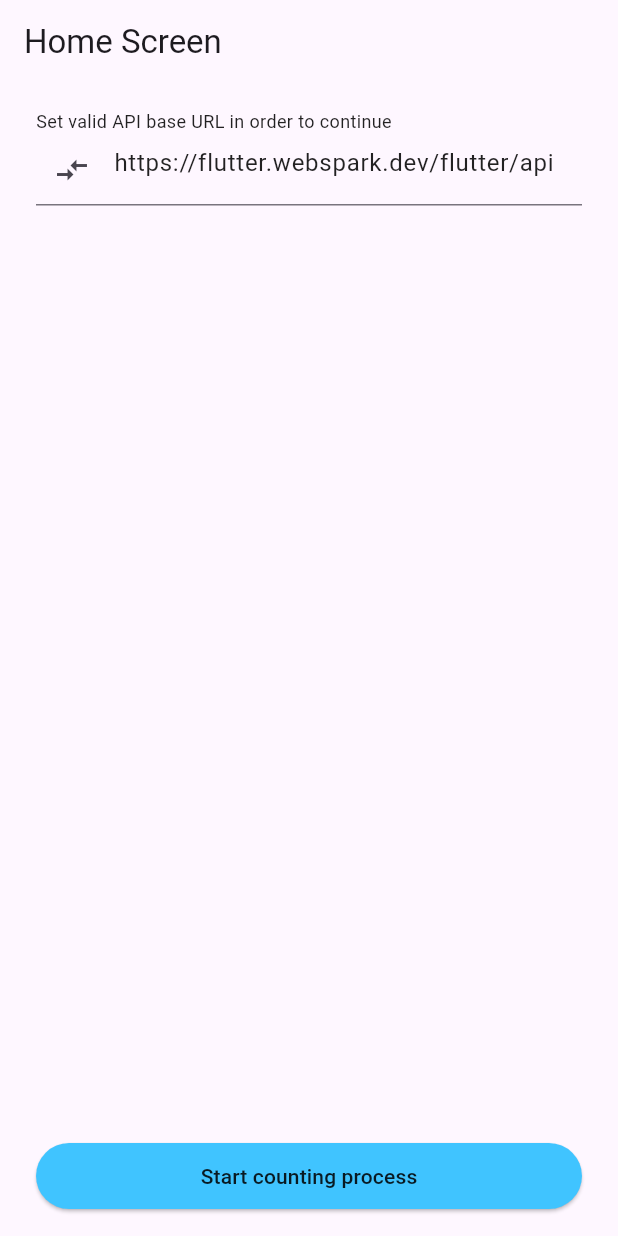
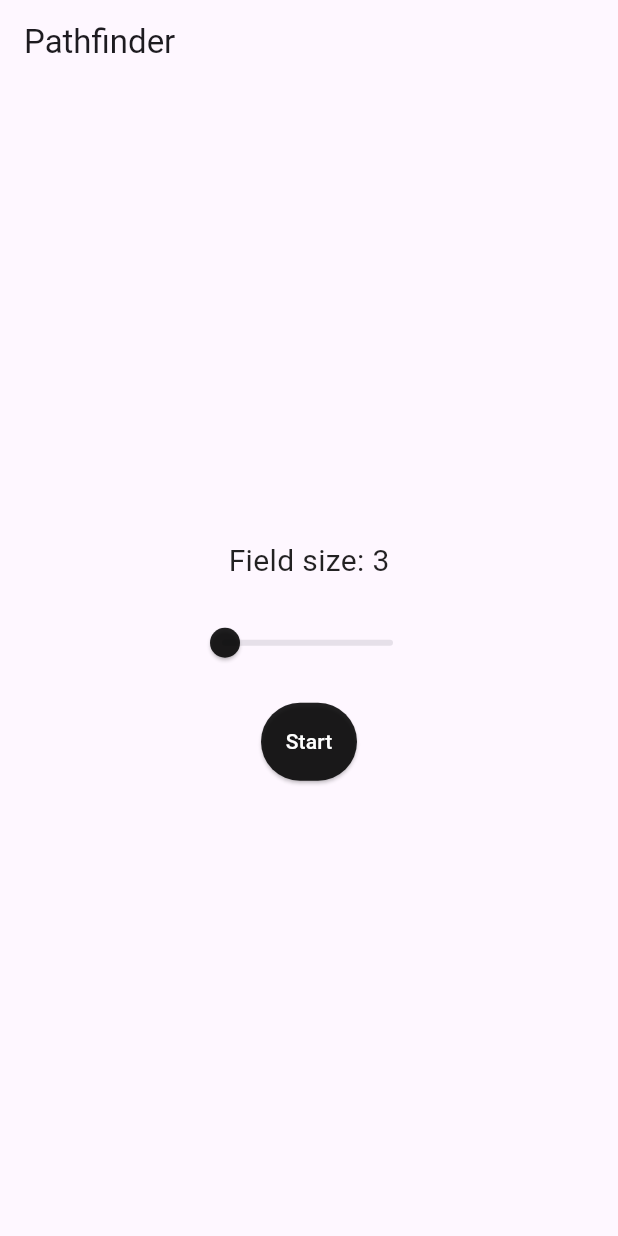
Before and after one commit to VergoEcho/webspark, a Flutter app: the screen it shows after launch, on a phone screen of 412 x 824 dp. Run offline on Flutter 3.47's test engine with Material 3 defaults, Android fonts, the phone set to English and light mode, and no system bars; our stand-ins replace dio, easy_localization, equatable, flutter_bloc, get_it, retrofit; generated files the repository leaves out were written again.

Commit message:
Local_card_builder

```diff
--- a/assets/locales/en.json
+++ b/assets/locales/en.json
@@ -1,8 +1,7 @@
 {
   "home_screen": {
-    "title": "Home Screen",
-    "url_label": "Set valid API base URL in order to continue",
-    "start_button": "Start counting process"
+    "title": "Home",
+    "start_button": "Start"
   },
   "process_screen": {
     "title": "Process Screen",
--- a/lib/config/colors.dart
+++ b/lib/config/colors.dart
@@ -1,7 +1,7 @@
 import 'package:flutter/material.dart';
 
 class SparkColors {
-  static const Color secondary = Colors.lightBlueAccent;
+  static const Color secondary = Colors.pink;
   static const Color primary = Colors.white;
   static const Color black = Colors.black87;
 }
--- a/lib/config/theme.dart
+++ b/lib/config/theme.dart
@@ -2,13 +2,23 @@ import 'package:flutter/material.dart';
 import 'package:webspark/config/colors.dart';
 
 theme() {
+  ThemeData theme = ThemeData();
   return ThemeData(
+    radioTheme: const RadioThemeData(
+      fillColor: WidgetStatePropertyAll(SparkColors.black),
+    ),
+      colorScheme: theme.colorScheme.copyWith(
+        secondary: SparkColors.black,
+      ),
+      sliderTheme: const SliderThemeData(
+        activeTrackColor: SparkColors.black,
+        thumbColor: SparkColors.black,
+      ),
       elevatedButtonTheme: ElevatedButtonThemeData(
         style: ElevatedButton.styleFrom(
-          foregroundColor: SparkColors.black,
-          backgroundColor: SparkColors.secondary,
-          minimumSize: const Size(double.infinity, 0),
-          padding: const EdgeInsets.symmetric(vertical: 12),
+          foregroundColor: SparkColors.primary,
+          backgroundColor: SparkColors.black,
+          padding: const EdgeInsets.symmetric(vertical: 16, horizontal: 12),
         ),
       ),
       textTheme: const TextTheme(
--- a/lib/features/pathfinder/domain/entities/task.dart
+++ b/lib/features/pathfinder/domain/entities/task.dart
@@ -1,6 +1,7 @@
+import 'package:equatable/equatable.dart';
 import 'package:webspark/features/pathfinder/domain/entities/cell.dart';
 
-class TaskEntity {
+class TaskEntity extends Equatable {
   final String id;
   final List<String> field;
   final CellEntity start;
@@ -12,4 +13,21 @@ class TaskEntity {
     required this.start,
     required this.end,
   });
+
+  TaskEntity copyWith({
+    String? id,
+    List<String>? field,
+    CellEntity? start,
+    CellEntity? end,
+  }) {
+    return TaskEntity(
+      id: id ?? this.id,
+      field: field ?? this.field,
+      start: start ?? this.start,
+      end: end ?? this.end,
+    );
+  }
+
+  @override
+  List<Object?> get props => [id, field, start, end];
 }
--- a/lib/features/pathfinder/presentation/cubit/task_cubit.dart
+++ b/lib/features/pathfinder/presentation/cubit/task_cubit.dart
@@ -1,44 +1,58 @@
 import 'package:equatable/equatable.dart';
 import 'package:flutter_bloc/flutter_bloc.dart';
-import 'package:webspark/core/resources/data_state.dart';
 import 'package:webspark/features/pathfinder/domain/entities/cell.dart';
 import 'package:webspark/features/pathfinder/domain/entities/task.dart';
-import 'package:webspark/features/pathfinder/domain/usecases/get_tasks.dart';
-import 'package:webspark/features/pathfinder/domain/usecases/send_results.dart';
 
 part 'task_state.dart';
 
 class TaskCubit extends Cubit<TaskState> {
-  TaskCubit(this._getTasksUseCase, this._sendResultsUseCase) : super(TaskInitial());
+  TaskCubit() : super(TaskInitial());
 
-  final GetTasksUseCase _getTasksUseCase;
-  final SendResultsUseCase _sendResultsUseCase;
+  Future<void> loadTask(TaskEntity task) async {
+    emit(TaskCorrectUrl(task: task));
+  }
 
-  Future<void> loadUrl(String url) async {
-    Uri? parsedUrl = Uri.tryParse(url);
-    if (parsedUrl == null) {
+  Future<void> banField(int x, int y) async {
+    if (CellEntity(x, y) == state.task?.end) return;
+    if (state.task?.start == CellEntity(x, y)) return;
+    String toggledChar = state.task!.field[y][x] == 'X' ? '.' : 'X';
+    TaskEntity updatedTask = state.task!;
+    updatedTask.field[y] =
+        updatedTask.field[y].replaceRange(x, x + 1, toggledChar);
+    emit(TaskCorrectUrl(task: updatedTask));
+  }
+
+  Future<void> startField(int x, int y) async {
+    if (state.task!.field[y][x] == 'X') return;
+    if (CellEntity(x, y) == state.task?.end) return;
     emit(
-        const TaskError(error: 'invalid url'),
+      TaskCorrectUrl(
+        task: state.task?.copyWith(
+          start: CellEntity(x, y),
+        ),
+      ),
     );
-      return;
   }
-    if (url != 'https://flutter.webspark.dev/flutter/api') {
+
+  Future<void> endField(int x, int y) async {
+    if (state.task!.field[y][x] == 'X') return;
+    if (state.task?.start == CellEntity(x, y)) return;
     emit(
-        const TaskError(error: 'url different from given in task'),
+      TaskCorrectUrl(
+        task: state.task?.copyWith(
+          end: CellEntity(x, y),
+        ),
+      ),
     );
-      return;
-    }
-    emit(TaskCorrectUrl(url: url));
   }
 
   Future<void> calcTasks() async {
-    emit(TaskCalcInProgress(0, url: state.url, tasks: const []));
-    final dataState = await _getTasksUseCase(params: state.url);
-    if (dataState is DataSuccess && dataState.data!.isNotEmpty) {
-      List<TaskEntity> tasks = dataState.data!;
+    // emit(TaskCalcInProgress(0, task: state.task, tasks: const []));
+
+    List<TaskEntity> tasks = [state.task!];
     List<Map<String, dynamic>> resultCells = [];
     for (int i = 0; i < tasks.length; i++) {
-        CellEntity resultCell = _calcTask(tasks[i]);
+      CellEntity resultCell = await _calcTask(tasks[i]);
       resultCells.add({
         'id': tasks[i].id,
         'result': {
@@ -46,26 +60,24 @@ class TaskCubit extends Cubit<TaskState> {
           'path': resultCell.road,
         }
       });
-        double progress = (i+1) / tasks.length;
-        emit(TaskCalcInProgress(progress, url: state.url, tasks: tasks));
+      double progress = (i + 1) / tasks.length;
+      // emit(TaskCalcInProgress(progress, task: state.task, tasks: tasks));
     }
-      emit(TaskCalcFinished(resultCells, url: state.url, tasks: tasks));
-    } else {
-      emit(TaskError(error: dataState.error!.message));
-    }
+    emit(TaskCalcFinished(resultCells, task: state.task, tasks: tasks));
   }
 
-  CellEntity _calcTask(TaskEntity task) {
+  Future<CellEntity> _calcTask(TaskEntity task) async {
     int limitX = task.field[0].length - 1;
     int limitY = task.field.length - 1;
     List<CellEntity> aliveList = [task.start];
     CellEntity end = task.end;
     List<CellEntity> bannedList = [];
+    List<CellEntity> startBannedList = [];
     for (int y = 0; y < task.field.length; y++) {
       String row = task.field[y];
       for (int x = 0; x < row.length; x++) {
         if (row[x] == 'X') {
-          bannedList.add(CellEntity(x, y));
+          startBannedList.add(CellEntity(x, y));
         }
       }
     }
@@ -73,7 +85,8 @@ class TaskCubit extends Cubit<TaskState> {
     while (true) {
       List<CellEntity> newGeneration = [];
       for (CellEntity cell in aliveList) {
-        newGeneration.addAll(cell.grow(bannedList, limitX, limitY));
+        newGeneration.addAll(
+            cell.grow([...bannedList, ...startBannedList], limitX, limitY));
         if (cell.x == end.x && cell.y == end.y) return cell;
       }
       //clean coordinate duplicates with longer path
@@ -88,13 +101,27 @@ class TaskCubit extends Cubit<TaskState> {
       bannedList.addAll(aliveList);
       // newGeneration gets older, and become new aliveList
       aliveList = newGeneration;
+      final newField = task.field;
+      for (CellEntity cell in aliveList) {
+        if (cell == task.start) continue;
+        if (cell == end) {
+          newField[cell.y] =
+              newField[cell.y].replaceRange(cell.x, cell.x + 1, '#');
+          continue;
         }
+        newField[cell.y] =
+            newField[cell.y].replaceRange(cell.x, cell.x + 1, '+');
       }
+      for (CellEntity cell in bannedList) {
+        newField[cell.y] =
+            newField[cell.y].replaceRange(cell.x, cell.x + 1, '-');
+      }
+      await Future.delayed(const Duration(milliseconds: 900));
 
-  Future<void> checkResults() async {
-    if (state is TaskCalcFinished) {
-      for (Map<String, dynamic> result in (state as TaskCalcFinished).results) {
-      _sendResultsUseCase(params: (state.url, result));
+      if (state is TaskCalcInProgress) {
+        emit(TaskCorrectUrl(task: task.copyWith(field: newField)));
+      } else {
+        emit(TaskCalcInProgress(task: task.copyWith(field: newField)));
       }
     }
   }
--- a/lib/features/pathfinder/presentation/cubit/task_state.dart
+++ b/lib/features/pathfinder/presentation/cubit/task_state.dart
@@ -1,46 +1,41 @@
 part of 'task_cubit.dart';
 
 abstract class TaskState extends Equatable {
-  final String url;
+  final TaskEntity? task;
   final String? error;
 
   const TaskState({
-    this.url = '',
+    this.task,
     this.error,
   });
 }
 
 class TaskInitial extends TaskState {
   @override
-  List<Object?> get props => [super.url, super.error];
+  List<Object?> get props => [super.task, super.error];
 }
 
 class TaskError extends TaskState {
   const TaskError({required super.error});
 
   @override
-  List<Object?> get props => [super.url, super.error];
+  List<Object?> get props => [super.task, super.error];
 }
 
 class TaskCorrectUrl extends TaskState {
-  const TaskCorrectUrl({required super.url});
+  const TaskCorrectUrl({required super.task});
 
   @override
-  List<Object?> get props => [super.url, super.error];
+  List<Object?> get props => [super.task, super.error];
 }
 
 class TaskCalcInProgress extends TaskState {
-  final double progress;
-  final List<TaskEntity> tasks;
-
-  const TaskCalcInProgress(
-    this.progress, {
-    required super.url,
-    required this.tasks,
+  const TaskCalcInProgress({
+    required super.task,
   });
 
   @override
-  List<Object?> get props => [progress, super.url, super.error, tasks];
+  List<Object?> get props => [super.task, super.error, ...super.task!.field];
 }
 
 class TaskCalcFinished extends TaskState {
@@ -49,10 +44,10 @@ class TaskCalcFinished extends TaskState {
 
   const TaskCalcFinished(
     this.results, {
-    required super.url,
+    required super.task,
     required this.tasks,
   });
 
   @override
-  List<Object?> get props => [results, super.url, super.error, tasks];
+  List<Object?> get props => [results, super.task, super.error, tasks];
 }
--- a/lib/features/pathfinder/presentation/screens/home_screen.dart
+++ b/lib/features/pathfinder/presentation/screens/home_screen.dart
@@ -1,10 +1,12 @@
 import 'package:easy_localization/easy_localization.dart';
 import 'package:flutter/material.dart';
 import 'package:flutter_bloc/flutter_bloc.dart';
+import 'package:webspark/features/pathfinder/domain/entities/cell.dart';
+import 'package:webspark/features/pathfinder/domain/entities/task.dart';
 import 'package:webspark/features/pathfinder/presentation/cubit/task_cubit.dart';
 import 'package:webspark/generated/locale_keys.g.dart';
 
-import 'process_screen.dart';
+import 'input_ban_screen.dart';
 
 class HomeScreen extends StatefulWidget {
   const HomeScreen({super.key});
@@ -16,29 +18,25 @@ class HomeScreen extends StatefulWidget {
 }
 
 class _HomeScreenState extends State<HomeScreen> {
-  late final TextEditingController urlController;
-
-  @override
-  void initState() {
-    urlController =
-        TextEditingController(text: 'https://flutter.webspark.dev/flutter/api');
-    super.initState();
-  }
-
-  @override
-  void dispose() {
-    urlController.dispose();
-    super.dispose();
-  }
+  int fieldSize = 3;
 
   void _startCounting(BuildContext context) async {
-    print('start');
     final cubit = context.read<TaskCubit>();
-    await cubit.loadUrl(urlController.text);
+    final row = '.' * fieldSize;
+    List<String> field = [];
+    for (int i = 0; i < fieldSize; i++) {
+      field.add(row);
+    }
+
+    await cubit.loadTask(TaskEntity(
+      id: '0',
+      field: field,
+      start: const CellEntity(0, 0),
+      end: const CellEntity(0, 0),
+    ));
     if (cubit.state is! TaskError && context.mounted) {
-      cubit.calcTasks();
-      print(cubit.state);
-      Navigator.of(context).pushNamed(ProcessScreen.route);
+      // cubit.calcTasks();
+      Navigator.of(context).pushNamed(InputBan.route);
     }
   }
 
@@ -46,34 +44,47 @@ class _HomeScreenState extends State<HomeScreen> {
   Widget build(BuildContext context) {
     return Scaffold(
       appBar: AppBar(
-        title: Text(
-          LocaleKeys.home_screen_title.tr(),
+        title: const Text(
+          'Pathfinder',
         ),
       ),
-      body: SafeArea(
-        child: Padding(
-          padding: const EdgeInsets.symmetric(horizontal: 24, vertical: 16),
-          child: Column(
-            crossAxisAlignment: CrossAxisAlignment.start,
+      body: Column(
+        mainAxisAlignment: MainAxisAlignment.center,
+        crossAxisAlignment: CrossAxisAlignment.center,
+        children: [
+          Text(
+            'Field size: $fieldSize',
+            style: const TextStyle(
+              fontSize: 20,
+            ),
+          ),
+          const SizedBox(height: 16),
+          Row(
+            mainAxisAlignment: MainAxisAlignment.center,
             children: [
-              Text(LocaleKeys.home_screen_url_label.tr()),
-              TextField(
-                controller: urlController,
-                decoration: const InputDecoration(
-                  hintText: 'https://flutter.webspark.dev/flutter/api',
-                  prefixIcon: Icon(Icons.compare_arrows_sharp),
+              SizedBox(
+                width: 160,
+                child: Slider(
+                  value: fieldSize.toDouble(),
+                  onChanged: (value) {
+                    setState(() {
+                      fieldSize = value.toInt();
+                    });
+                  },
+                  min: 3,
+                  max: 10,
                 ),
               ),
-              const Spacer(),
-              ElevatedButton(
-                onPressed: () => _startCounting(context),
-                child: Text(
-                  LocaleKeys.home_screen_start_button.tr(),
-                ),
-              )
             ],
           ),
-        ),
+          const SizedBox(height: 16),
+          ElevatedButton(
+            onPressed: () => _startCounting(context),
+            child: Text(
+              LocaleKeys.home_screen_start_button.tr(),
+            ),
+          ),
+        ],
       ),
     );
   }
--- a/lib/features/pathfinder/presentation/screens/process_screen.dart
+++ b/lib/features/pathfinder/presentation/screens/process_screen.dart
@@ -13,7 +13,6 @@ class ProcessScreen extends StatelessWidget {
   static const String route = '/process';
 
   _sendResults(BuildContext context) {
-    context.read<TaskCubit>().checkResults();
     Navigator.of(context).pushNamed(ResultsScreen.route);
   }
 
--- a/lib/injection_container.dart
+++ b/lib/injection_container.dart
@@ -21,5 +21,5 @@ Future<void> initializeDependencies() async {
   sl.registerSingleton<GetTasksUseCase>(GetTasksUseCase(sl()));
   sl.registerSingleton<SendResultsUseCase>(SendResultsUseCase(sl()));
 
-  sl.registerFactory<TaskCubit>(() => TaskCubit(sl(), sl()));
+  sl.registerFactory<TaskCubit>(() => TaskCubit());
 }
--- a/lib/main.dart
+++ b/lib/main.dart
@@ -6,6 +6,7 @@ import 'package:webspark/features/pathfinder/presentation/screens/home_screen.da
 import 'package:webspark/features/pathfinder/presentation/screens/process_screen.dart';
 
 import 'config/theme.dart';
+import 'features/pathfinder/presentation/screens/input_ban_screen.dart';
 import 'features/pathfinder/presentation/screens/preview_screen.dart';
 import 'features/pathfinder/presentation/screens/results_screen.dart';
 import 'injection_container.dart';
@@ -43,6 +44,7 @@ class PathFinder extends StatelessWidget {
           theme: theme(),
           routes: {
             HomeScreen.route: (context) => const HomeScreen(),
+            InputBan.route: (context) => const InputBan(),
             PreviewScreen.route: (context) => const PreviewScreen(),
             ProcessScreen.route: (context) => const ProcessScreen(),
             ResultsScreen.route: (context) => const ResultsScreen(),
```
Also changed, not shown: lib/features/pathfinder/presentation/screens/input_ban_screen.dart (added, +195 -0 lines), lib/features/pathfinder/presentation/screens/preview_screen.dart (+11 -9 lines). Lines whose indentation alone changed are shown as unchanged.
